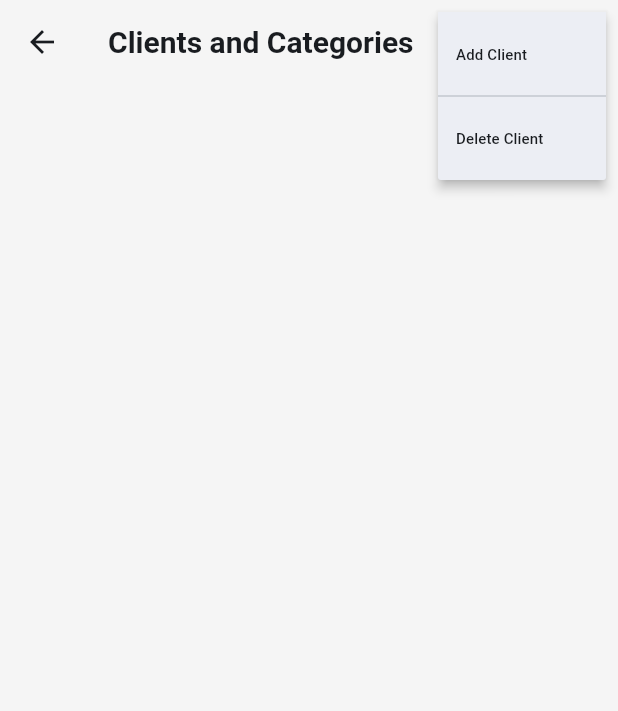
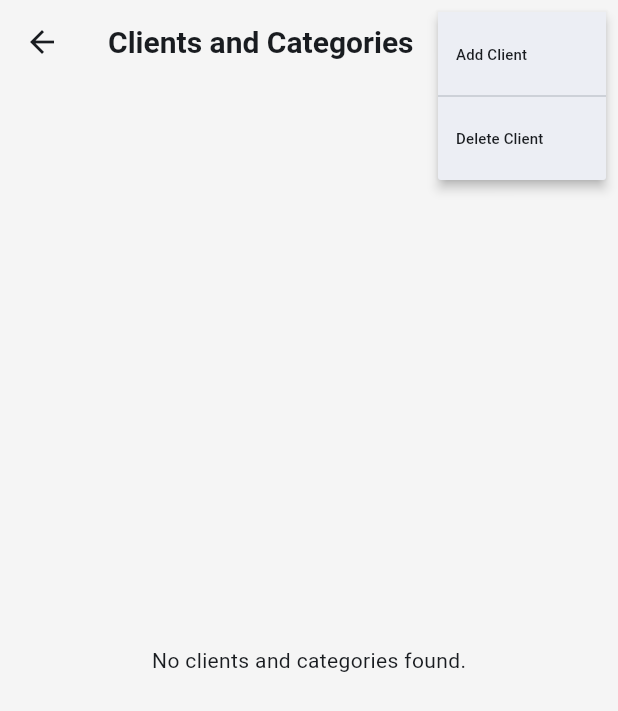
Before and after one commit to zainab-frfr/OAAP, a Flutter app: the MyClientCategoryPage screen opened by its route, after a tap on the "more vert" icon, on a phone screen of 412 x 824 dp. Shown: the top 711 px of the screen. Run offline on Flutter 3.47's test engine with Material 3 defaults, Android fonts, the phone set to English and light mode, and no system bars; our stand-ins replace bloc, cloud_firestore, firebase_auth, firebase_core, flutter_bloc, google_sign_in and 1 more; accounts and stored records are empty.

Commit message:
switched client_category_management to bloc :P

```diff
--- /dev/null
+++ b/lib/client_category_management/bloc/cc_bloc.dart
@@ -0,0 +1,184 @@
+import 'package:bloc/bloc.dart';
+import 'package:cloud_firestore/cloud_firestore.dart';
+import 'package:oaap/client_category_management/data/client_category_model.dart';
+
+part 'cc_event.dart';
+part 'cc_state.dart';
+
+class ClientCategoryBloc extends Bloc<ClientCategoryEvent, ClientCategoryState>{
+
+  final FirebaseFirestore store = FirebaseFirestore.instance;
+
+  ClientCategoryBloc():super(LoadingClientCategory()){
+    on<FetchClientCategory>(_fetchData);
+    on<AddClient>(_addClient);
+    on<AddCategoryToClient>(_addCategoryToClient);
+    on<RemoveClient>(_removeClient);
+    on<RemoveCategoryFromClient>(_removeCategoryFromClient);
+  }
+
+  void _fetchData(FetchClientCategory event, Emitter<ClientCategoryState> emit) async{
+    emit(LoadingClientCategory());
+    try {
+      List<ClientCategoryModel> clientsAndCategories = await _getList();
+      emit(FetchedClientCategory(clientsAndCategories: clientsAndCategories));
+    } catch (e) {
+      emit(ClientCategoryError(error: e.toString()));
+    }
+  }
+
+  Future<List<ClientCategoryModel>> _getList() async {
+    List<ClientCategoryModel> clientsAndCategories = [];
+
+    try {
+      QuerySnapshot clientSnapshot =
+          await store.collection("Clients").get(); //gets saray clients
+
+      for (var clientDoc in clientSnapshot.docs) {
+        //for every client
+        List<String> categories = [];
+
+        QuerySnapshot categoriesForClient = await store
+            .collection("Clients")
+            .doc(clientDoc.id)
+            .collection("Categories")
+            .get(); //gets categories for a client
+
+        for (var categoryDoc in categoriesForClient.docs) {
+          categories.add(categoryDoc.id);
+        }
+
+        clientsAndCategories.add(ClientCategoryModel.fromJson(clientDoc.id, categories));
+      }
+    } catch (e) {
+      rethrow;
+    }
+    return clientsAndCategories;
+  }
+
+  void _addClient(AddClient event, Emitter<ClientCategoryState> emit) async{
+
+    final currentState = state;
+      if(currentState is FetchedClientCategory){
+        List<ClientCategoryModel> clientsAndCategories = currentState.clientsAndCategories;
+        bool containsClient = _checkIfClientExists(clientsAndCategories, event.client);
+
+        try {
+          if (!containsClient) {
+            emit(LoadingClientCategory());
+            await store.collection("Clients").doc(event.client).set({});
+            add(FetchClientCategory()); //fetch clients and categories after adding client
+            emit(ClientCategoryPopUpMessage(message: 'Client added.'));
+          } else{
+            //client already exists;
+            emit(ClientCategoryPopUpMessage(message: 'Client already exists.'));
+          }
+        } catch (e) {
+          //emit error state
+          emit(ClientCategoryError(error: e.toString() ));
+        }
+      }
+
+  }
+
+  bool _checkIfClientExists(List<ClientCategoryModel> clientsAndCategories, String client){
+    for (var clientCat in clientsAndCategories){
+      if (clientCat.client.toLowerCase() == client.toLowerCase()) return true;
+    }
+    return false;
+  }
+
+  void _addCategoryToClient(AddCategoryToClient event, Emitter<ClientCategoryState> emit) async{
+    String category = event.category.trim();
+    final currentState = state;
+    if(currentState is FetchedClientCategory){
+        List<ClientCategoryModel> clientsAndCategories = currentState.clientsAndCategories;
+        bool contains = _checkIfClientHasCategory(clientsAndCategories,event.client, event.category);
+
+        try {
+          if (!contains) {
+            emit(LoadingClientCategory());
+            await store.collection("Clients").doc(event.client).collection("Categories").doc(category).set({});
+            add(FetchClientCategory()); //fetch clients and categories after adding category
+            emit(ClientCategoryPopUpMessage(message: 'Category added.'));
+          } else{
+            //client already exists;
+            emit(ClientCategoryPopUpMessage(message: 'Category already exists.'));
+          }
+        } catch (e) {
+          //emit error state
+          emit(ClientCategoryError(error: e.toString() ));
+        }
+      }
+  }
+
+  bool _checkIfClientHasCategory(List<ClientCategoryModel> clientsAndCategories, String client, String category){
+    for (var clientCat in clientsAndCategories){
+      if (clientCat.client == client){
+        if(clientCat.categories.any((c) => c.toLowerCase() == category.toLowerCase())) return true;
+        return false;
+      }
+    }
+    return false;
+  }
+
+  void _removeClient(RemoveClient event, Emitter<ClientCategoryState> emit) async{
+    final currentState = state;
+    if(currentState is FetchedClientCategory){
+      List<ClientCategoryModel> clientsAndCategories = currentState.clientsAndCategories;
+      bool containsClient = _checkIfClientExists(clientsAndCategories, event.client);
+      if (!containsClient){
+        emit(ClientCategoryPopUpMessage(message: 'Client does not exist.'));
+      }
+      else{
+        try {
+          emit(LoadingClientCategory());
+          var categoriesSnapshot = await store.collection("Clients").doc(event.client).collection("Categories").get();
+
+          for (var categoryDoc in categoriesSnapshot.docs) { // for each category
+            var categoryRef = categoryDoc.reference;
+            var accessSnapshot = await categoryRef.collection("Access").get(); //get all those who have access
+            for (var accessDoc in accessSnapshot.docs) {
+              await accessDoc.reference.delete(); // deleting everybody who has access
+            }
+            await categoryRef.delete(); // deleting category
+          }
+          await store.collection("Clients").doc(event.client).delete(); // deleting the client
+          add(FetchClientCategory()); //fetch clients and categories after removing client
+          emit(ClientCategoryPopUpMessage(message: 'Client removed.'));
+
+        } catch (e) {
+          emit(ClientCategoryPopUpMessage(message: e.toString()));
+        }
+      }
+    }
+  }
+
+  void _removeCategoryFromClient(RemoveCategoryFromClient event, Emitter<ClientCategoryState> emit)async{
+    final currentState = state;
+    if(currentState is FetchedClientCategory){
+      List<ClientCategoryModel> clientsAndCategories = currentState.clientsAndCategories;
+      bool containsCategory = _checkIfClientHasCategory(clientsAndCategories, event.client, event.category);
+      if (!containsCategory){
+        emit(ClientCategoryPopUpMessage(message: 'Client does not exist.'));
+      }
+      else{
+        try {
+          emit(LoadingClientCategory());
+          var categoryRef = store.collection("Clients").doc(event.client).collection("Categories").doc(event.category);
+          var accessSnapshot = await categoryRef.collection("Access").get(); // get everybody who has access to that category
+          for (var accessDoc in accessSnapshot.docs) {
+            await accessDoc.reference.delete(); // deleting the access list
+          }
+          await categoryRef.delete(); // deleting the category
+          add(FetchClientCategory()); //fetch clients and categories after removing category
+          emit(ClientCategoryPopUpMessage(message: 'Category removed.'));
+        } catch (e) {
+          emit(ClientCategoryPopUpMessage(message: e.toString()));
+        }
+      }
+    }
+  }
+
+
+}
--- /dev/null
+++ b/lib/client_category_management/bloc/cc_event.dart
@@ -0,0 +1,27 @@
+part of 'cc_bloc.dart';
+
+sealed class ClientCategoryEvent{
+  const ClientCategoryEvent();
+}
+
+final class FetchClientCategory extends ClientCategoryEvent{}
+
+final class AddClient extends ClientCategoryEvent{
+  final String client;
+  AddClient({required this.client});
+}
+final class AddCategoryToClient extends ClientCategoryEvent{
+  final String client;
+  final String category;
+  AddCategoryToClient({required this.client, required this.category});
+}
+
+final class RemoveClient extends ClientCategoryEvent{
+  final String client;
+  RemoveClient({required this.client});
+}
+final class RemoveCategoryFromClient extends ClientCategoryEvent{
+  final String client;
+  final String category;
+  RemoveCategoryFromClient({required this.client, required this.category});
+}
--- /dev/null
+++ b/lib/client_category_management/bloc/cc_state.dart
@@ -0,0 +1,20 @@
+part of 'cc_bloc.dart';
+
+sealed class ClientCategoryState{}
+
+final class LoadingClientCategory extends ClientCategoryState{}
+
+final class FetchedClientCategory extends ClientCategoryState{
+  final List<ClientCategoryModel> clientsAndCategories;
+  FetchedClientCategory({required this.clientsAndCategories});
+}
+
+final class ClientCategoryError extends ClientCategoryState{
+  final String error;
+  ClientCategoryError({required this.error});
+}
+
+final class ClientCategoryPopUpMessage extends ClientCategoryState{
+  final String message;
+  ClientCategoryPopUpMessage({required this.message});
+}
--- /dev/null
+++ b/lib/client_category_management/data/client_category_model.dart
@@ -0,0 +1,17 @@
+class ClientCategoryModel {
+
+  final String client;
+  final List<String> categories;
+
+  ClientCategoryModel({
+    required this.client,
+    required this.categories
+  });
+
+  factory ClientCategoryModel.fromJson(String client, List<String> categories) {
+    return ClientCategoryModel(
+      client: client,
+      categories: categories,
+    );
+  }
+}
--- a/lib/client_category_management/ui_components/client_category_page.dart
+++ b/lib/client_category_management/ui/view/client_category_page.dart
@@ -1,8 +1,9 @@
 import 'package:flutter/material.dart';
-import 'package:oaap/client_category_management/ui_components/client_category_tile.dart';
+import 'package:flutter_bloc/flutter_bloc.dart';
+import 'package:oaap/client_category_management/bloc/cc_bloc.dart';
+import 'package:oaap/client_category_management/data/client_category_model.dart';
+import 'package:oaap/client_category_management/ui/widgets/client_category_tile.dart';
 import 'package:oaap/global/global%20widgets/my_elevated_button.dart';
-import 'package:oaap/client_category_management/ui_components/client_category_notifier.dart';
-import 'package:provider/provider.dart';
 
 class MyClientCategoryPage extends StatefulWidget {
   const MyClientCategoryPage({super.key});
@@ -17,20 +18,13 @@ class _MyClientCategoryPageState extends State<MyClientCategoryPage> {
   @override
   void initState() {
     WidgetsBinding.instance.addPostFrameCallback((timeStamp) {
-      //executes after widget is built
-      context.read<ClientCategoryNotifier>().getAllClients();
-      context.read<ClientCategoryNotifier>().retrieveClientsCategories();
+      context.read<ClientCategoryBloc>().add(FetchClientCategory());
     });
     super.initState();
   }
 
   @override
   Widget build(BuildContext context) {
-    Map<String, List<String>> clientsWithCategories = context.watch<ClientCategoryNotifier>().clientsWithCategories;
-    List<String> allClients = context.watch<ClientCategoryNotifier>().allClients;
-
-    bool fetchedMap = context.watch<ClientCategoryNotifier>().fetchedMap;
-    bool fetchedList = context.watch<ClientCategoryNotifier>().fetchedList;
 
     return Scaffold(
         key: _scaffoldKey,
@@ -83,28 +77,49 @@ class _MyClientCategoryPageState extends State<MyClientCategoryPage> {
             ),
           ],
         ),
-        body: (fetchedList && fetchedMap)
+        body: BlocListener<ClientCategoryBloc, ClientCategoryState>(
+            listener: (context, state) {
+          if (state is ClientCategoryPopUpMessage) {
+            // Show success snackbar when the data is fetched
+            ScaffoldMessenger.of(context).showSnackBar(SnackBar(
+              behavior: SnackBarBehavior.floating,
+              content: Text(state.message),
+            ));
+          }
+        }, child: BlocBuilder<ClientCategoryBloc, ClientCategoryState>(
+                builder: (context, state) {
+          switch (state) {
+            case LoadingClientCategory():
+              return const Center(
+                child: CircularProgressIndicator(),
+              );
+            case FetchedClientCategory():
+              return (state.clientsAndCategories.isNotEmpty)
                   ? ListView.builder(
-                itemCount: allClients.length + 1,
+                      itemCount: state.clientsAndCategories.length + 1,
                       itemBuilder: (context, index) {
-                  if (allClients.isNotEmpty) {
-                    if (index < allClients.length) {
-                      String client = allClients[index];
-                      List<String> categories =
-                          clientsWithCategories[client] ?? [];
+                        //if (state.clientsAndCategories.isNotEmpty) {
+                        if (index < state.clientsAndCategories.length) {
+                          ClientCategoryModel modelInstance =
+                              state.clientsAndCategories[index];
+                          List<String> categories = modelInstance.categories;
 
                           return Column(
                             children: [
                               ClientCategoryTile(
-                            client: client,
+                                client: modelInstance.client,
                                 categories: categories,
                                 onTap: (String value) {
-                              WidgetsBinding.instance.addPostFrameCallback((_) {
+                                  WidgetsBinding.instance
+                                      .addPostFrameCallback((_) {
                                     showDialog(
                                       context: context,
                                       builder: (context) {
                                         return _manageCategory(
-                                        context, client, value, _scaffoldKey);
+                                            context,
+                                            modelInstance.client,
+                                            value,
+                                            _scaffoldKey);
                                       },
                                     );
                                   });
@@ -116,20 +131,32 @@ class _MyClientCategoryPageState extends State<MyClientCategoryPage> {
                             ],
                           );
                         } else {
-                      return const SizedBox(height: 50);
-                    }
-                  } else {
                           return null;
                         }
                       },
                     )
                   : const Center(
-                child: CircularProgressIndicator(),
-              ));
+                      child: Text('No clients and categories found.'),
+                    );
+
+            case ClientCategoryError():
+              return Center(
+                child: Text(state.error),
+              );
+            case ClientCategoryPopUpMessage():
+              context.read<ClientCategoryBloc>().add(FetchClientCategory());
+              return Container();
+            default:
+              return const Center(
+                child: Text('Error retrieving information'),
+              );
+          }
+        })));
   }
 }
 
-AlertDialog _manageClient(BuildContext context, String toDo, GlobalKey<ScaffoldState> scaffoldKey) {
+AlertDialog _manageClient(
+    BuildContext context, String toDo, GlobalKey<ScaffoldState> scaffoldKey) {
   final TextEditingController companyController = TextEditingController();
 
   return AlertDialog(
@@ -159,20 +186,10 @@ AlertDialog _manageClient(BuildContext context, String toDo, GlobalKey<ScaffoldS
               height: 40,
               child: const Text('Ok'),
               onTap: () async {
-                // ignore: use_build_context_synchronously
                 Navigator.pop(context);
-
-                String message = (toDo == 'add')
-                    // ignore: use_build_context_synchronously
-                    ? await context
-                        .read<ClientCategoryNotifier>()
-                        .addClientToFirestore(companyController.text)
-                    // ignore: use_build_context_synchronously
-                    : await context
-                        .read<ClientCategoryNotifier>()
-                        .deleteClientFromFirestore(companyController.text);
-                // ignore: use_build_context_synchronously
-                showSnackbar(scaffoldKey.currentContext!, message);
+                (toDo == 'add')
+                    ? context.read<ClientCategoryBloc>().add(AddClient(client: companyController.text))
+                    : context.read<ClientCategoryBloc>().add(RemoveClient(client: companyController.text));
               })
         ],
       )
@@ -180,7 +197,8 @@ AlertDialog _manageClient(BuildContext context, String toDo, GlobalKey<ScaffoldS
   );
 }
 
-AlertDialog _manageCategory(BuildContext context, String client, String toDo, GlobalKey<ScaffoldState> scaffoldKey ) {
+AlertDialog _manageCategory(BuildContext context, String client, String toDo,
+    GlobalKey<ScaffoldState> scaffoldKey) {
   final TextEditingController categoryController = TextEditingController();
 
   return AlertDialog(
@@ -210,33 +228,13 @@ AlertDialog _manageCategory(BuildContext context, String client, String toDo, Gl
               height: 40,
               child: const Text('Ok'),
               onTap: () async {
-                // ignore: use_build_context_synchronously
                 Navigator.pop(context);
-
-                String message = (toDo == 'add')
-                    // ignore: use_build_context_synchronously
-                    ? await context
-                        .read<ClientCategoryNotifier>()
-                        .addCategoryForAClientToFirestore(
-                            categoryController.text, client)
-                    // ignore: use_build_context_synchronously
-                    : await context
-                        .read<ClientCategoryNotifier>()
-                        .deleteCategoryFromFirestore(
-                            categoryController.text, client);
-                // ignore: use_build_context_synchronously
-                showSnackbar(scaffoldKey.currentContext!, message);
+                (toDo == 'add')
+                    ? context.read<ClientCategoryBloc>().add(AddCategoryToClient(category: categoryController.text, client: client))
+                    : context.read<ClientCategoryBloc>().add(RemoveCategoryFromClient(category: categoryController.text, client: client));
               })
         ],
       )
     ],
   );
 }
-
-void showSnackbar(BuildContext context, String message) {
-  SnackBar snackBar = SnackBar(
-    behavior: SnackBarBehavior.floating,
-    content: Text(message),
-  );
-  ScaffoldMessenger.of(context).showSnackBar(snackBar);
-}
--- a/lib/client_category_management/ui_components/client_category_notifier.dart
+++ /dev/null
@@ -1,189 +0,0 @@
-import 'package:cloud_firestore/cloud_firestore.dart';
-import 'package:flutter/material.dart';
-
-class ClientCategoryNotifier extends ChangeNotifier {
-  final FirebaseFirestore _store = FirebaseFirestore.instance;
-
-  Map<String, List<String>> _clientsWithCategories = {};
-  List<String> _allClients = [];
-
-  Map<String, List<String>> get clientsWithCategories => _clientsWithCategories;
-  List<String> get allClients => _allClients;
-
-  bool _fetchedMap = false;
-  bool _fetchedList = false;
-
-  bool get fetchedMap => _fetchedMap;
-  bool get fetchedList => _fetchedList;
-
-  Future<String> addCategoryForAClientToFirestore(String category, String client) async {
-
-    category = category.trim();
-
-    List<String>? categories = _clientsWithCategories[client];
-    bool contains = categories!.any((c) => c.toLowerCase() == category.toLowerCase());
-
-    if (contains) {
-      return 'This category already exists for $client';
-    }
-    try {
-      _store
-          .collection("Clients")
-          .doc(client)
-          .collection("Categories")
-          .doc(category)
-          .set({});
-      await retrieveClientsCategories();
-      return 'Added';
-    } catch (e) {
-      return e.toString();
-    }
-  }
-
-  Future<String> deleteCategoryFromFirestore(String category, String client) async {
-    category = category.trim();
-
-    List<String>? categories = _clientsWithCategories[client];
-    bool contains = categories!.contains(category);
-    if (!contains) return 'Category does not exist. Please check case.';
-
-    _fetchedMap = false;
-    _fetchedList = false;
-    notifyListeners();
-
-    try {
-      var categoryRef = _store.collection("Clients").doc(client).collection("Categories").doc(category);
-      var accessSnapshot = await categoryRef.collection("Access").get(); // get everybody who has access to that category
-      for (var accessDoc in accessSnapshot.docs) {
-        await accessDoc.reference.delete(); // delete everybody who has access to that category
-      }
-      await categoryRef.delete(); // deleting the category
-
-      await retrieveClientsCategories();
-      await getAllClients();
-      _fetchedMap = true;
-      _fetchedList = true;
-      notifyListeners();
-      return 'Deleted.';
-    } catch (e) {
-      _fetchedMap = true;
-      _fetchedList = true;
-      notifyListeners();
-      return 'Error. Try Again.';
-    }
-  }
-
-  Future<String> addClientToFirestore(String client) async {
-    _fetchedMap = false;
-    _fetchedList = false;
-    notifyListeners();
-
-    try {
-      bool containsClient = _allClients.any((c) => c.toLowerCase() == client.toLowerCase());
-      if (!containsClient) {
-        await _store.collection("Clients").doc(client).set({});
-        await retrieveClientsCategories();
-        await getAllClients();
-        return 'Added';
-      }
-
-      _fetchedMap = true;
-      _fetchedList = true;
-      notifyListeners();
-      return 'Client already exists';
-    } catch (e) {
-      _fetchedMap = true;
-      _fetchedList = true;
-      notifyListeners();
-      return e.toString();
-    }
-  }
-
-  Future<String> deleteClientFromFirestore(String client) async {
-    bool containsClient = _allClients.contains(client);
-    if (!containsClient) return 'Client does not exist. Please check case.';
-
-    _fetchedMap = false;
-    _fetchedList = false;
-    notifyListeners();
-
-    try {
-      var categoriesSnapshot = await _store.collection("Clients").doc(client).collection("Categories").get();
-
-      for (var categoryDoc in categoriesSnapshot.docs) { // for each category
-        var categoryRef = categoryDoc.reference;
-        var accessSnapshot = await categoryRef.collection("Access").get(); //get all those who have access
-        for (var accessDoc in accessSnapshot.docs) {
-          await accessDoc.reference.delete(); // deleting everybody who has access
-        }
-        await categoryRef.delete(); // deleting category
-      }
-      await _store.collection("Clients").doc(client).delete(); // deleting the client
-      await retrieveClientsCategories();
-      await getAllClients();
-      _fetchedMap = true;
-      _fetchedList = true;
-      notifyListeners();
-      return 'Deleted.';
-    } catch (e) {
-      _fetchedMap = true;
-      _fetchedList = true;
-      notifyListeners();
-      return 'Error. Try Again.';
-    }
-  }
-
-  Future<void> retrieveClientsCategories() async {
-    _fetchedMap = false;
-    _clientsWithCategories.clear();
-    notifyListeners();
-
-    try {
-      QuerySnapshot clientSnapshot =
-          await _store.collection("Clients").get(); //gets saray clients
-
-      for (var clientDoc in clientSnapshot.docs) {
-        //for every client
-        List<String> categories = [];
-
-        QuerySnapshot categoriesForClient = await _store
-            .collection("Clients")
-            .doc(clientDoc.id)
-            .collection("Categories")
-            .get(); //gets categories for a client
-
-        for (var categoryDoc in categoriesForClient.docs) {
-          categories.add(categoryDoc.id);
-        }
-
-        _clientsWithCategories[clientDoc.id] =
-            categories; //adds em {'client':[categories list]} to the map.
-      }
-    } catch (e) {
-      _clientsWithCategories = {};
-    }
-
-    _fetchedMap = true;
-    notifyListeners();
-  }
-
-  Future<void> getAllClients() async {
-    _fetchedList = false;
-    _allClients.clear();
-    notifyListeners();
-
-    try {
-      QuerySnapshot clientSnapshot =
-          await _store.collection("Clients").get(); //gets saray clients
-
-      for (var clientDoc in clientSnapshot.docs) {
-        _allClients.add(clientDoc.id);
-      }
-    } catch (e) {
-      _allClients = [];
-    }
-
-    _fetchedList = true;
-    notifyListeners();
-  }
-}
--- a/lib/settings/bloc/theme_bloc.dart
+++ b/lib/settings/bloc/theme_bloc.dart
@@ -25,8 +25,8 @@ class ThemeBloc extends Bloc<ThemeEvent,ThemeState> {
 
     switch (event.theme) {
       case 'System Theme':
-        Brightness brightness = MediaQuery.of(event.context!).platformBrightness;
-        emit(ThemeSystem(ThemeMode.system,brightness, event.theme));
+        //Brightness brightness = MediaQuery.of(event.context!).platformBrightness;
+        emit(ThemeSystem(ThemeMode.system,Brightness.light, event.theme));
         break;
       case 'Light Theme':
         emit(ThemeLight(ThemeMode.light,Brightness.light, event.theme));
```
Also changed, not shown: lib/main.dart (+11 -5 lines), lib/settings/ui/widgets/theme_toggle_tile.dart (+0 -12 lines), lib/client_category_management/ui/widgets/client_category_tile.dart (renamed from lib/client_category_management/ui_components/client_category_tile.dart). Lines whose indentation alone changed are shown as unchanged.
